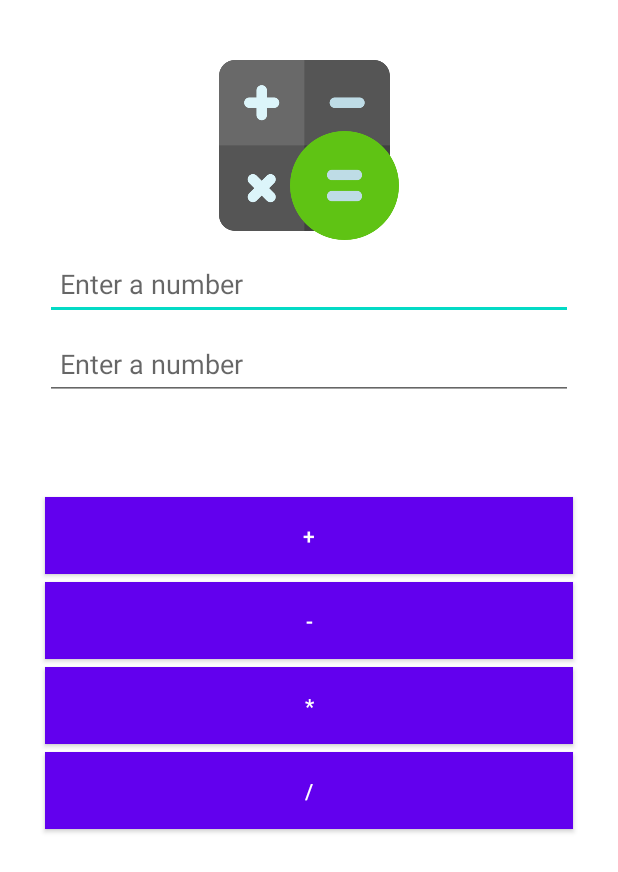
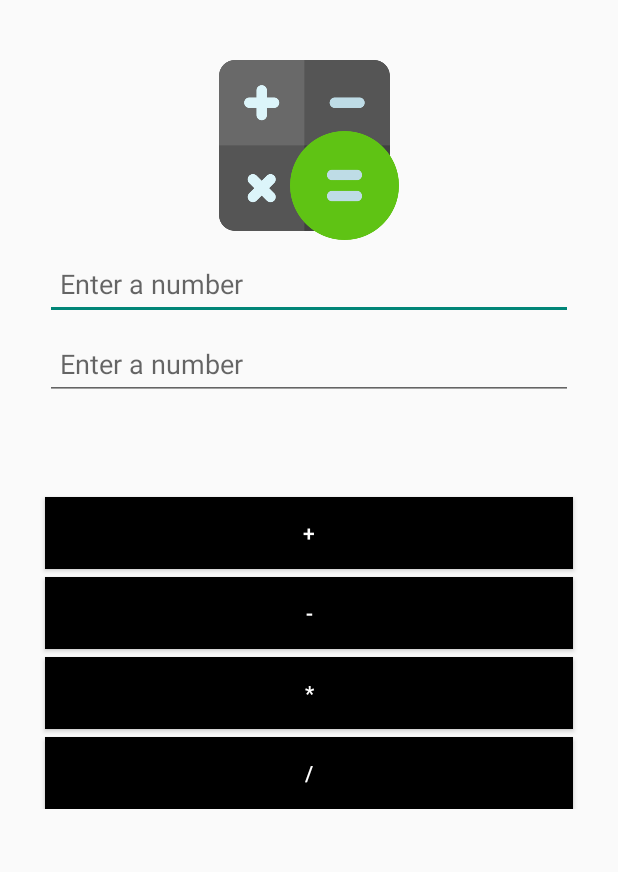
Before and after one commit to viralkumar28/All_Android-Native-, an Android app: the layout activity_main.xml on its own in the app's theme, with its tools: preview values and no code run, on a phone screen of 412 x 824 dp. Shown: the top 872 px of the screen. Run offline under Robolectric (Android 15) with nearby library versions, the phone set to English and light mode, and no system bars.

Commit message:
Calculator theme adjusted

```diff
--- a/app/src/main/res/layout/activity_main.xml
+++ b/app/src/main/res/layout/activity_main.xml
@@ -1,14 +1,15 @@
 <?xml version="1.0" encoding="utf-8"?>
-<LinearLayout xmlns:android="http://schemas.android.com/apk/res/android"
+<ScrollView android:layout_width="match_parent"
+    android:layout_height="match_parent"
     xmlns:app="http://schemas.android.com/apk/res-auto"
     xmlns:tools="http://schemas.android.com/tools"
+    tools:context=".MainActivity"
+    xmlns:android="http://schemas.android.com/apk/res/android">
+<LinearLayout xmlns:android="http://schemas.android.com/apk/res/android"
     android:layout_width="match_parent"
     android:layout_height="match_parent"
     android:layout_marginTop="40dp"
-    android:orientation="vertical"
-    tools:context=".MainActivity">
-
-
+    android:orientation="vertical">
     <ImageView
         android:id="@+id/imageView"
         android:layout_width="140dp"
@@ -57,6 +58,7 @@
         android:layout_width="match_parent"
         android:layout_height="wrap_content"
         android:layout_marginLeft="30dp"
+        android:textColor="@color/white"
         android:layout_marginTop="20dp"
         android:layout_marginRight="30dp"
         android:background="@color/black"
@@ -68,6 +70,7 @@
         android:layout_width="match_parent"
         android:layout_height="wrap_content"
         android:layout_marginLeft="30dp"
+        android:textColor="@color/white"
         android:layout_marginTop="5dp"
         android:layout_marginRight="30dp"
         android:background="@color/black"
@@ -80,6 +83,7 @@
         android:layout_height="wrap_content"
         android:layout_marginLeft="30dp"
         android:layout_marginTop="5dp"
+        android:textColor="@color/white"
         android:layout_marginRight="30dp"
         android:background="@color/black"
         android:padding="10dp"
@@ -90,9 +94,11 @@
         android:layout_width="match_parent"
         android:layout_height="wrap_content"
         android:layout_marginLeft="30dp"
+        android:textColor="@color/white"
         android:layout_marginTop="5dp"
         android:layout_marginRight="30dp"
         android:background="@color/black"
         android:padding="10dp"
         android:text="/" />
 </LinearLayout>
+</ScrollView>
--- a/app/src/main/res/values-night/themes.xml
+++ b/app/src/main/res/values-night/themes.xml
@@ -1,6 +1,6 @@
 <resources xmlns:tools="http://schemas.android.com/tools">
     <!-- Base application theme. -->
-    <style name="Theme.All_Android" parent="Theme.MaterialComponents.DayNight.DarkActionBar">
+    <style name="Theme.All_Android" parent="Theme.AppCompat.Light.NoActionBar">
         <!-- Primary brand color. -->
         <item name="colorPrimary">@color/purple_200</item>
         <item name="colorPrimaryVariant">@color/purple_700</item>
--- a/app/src/main/res/values/themes.xml
+++ b/app/src/main/res/values/themes.xml
@@ -1,6 +1,6 @@
 <resources xmlns:tools="http://schemas.android.com/tools">
     <!-- Base application theme. -->
-    <style name="Theme.All_Android" parent="Theme.MaterialComponents.DayNight.DarkActionBar">
+    <style name="Theme.All_Android" parent="Theme.AppCompat.Light.NoActionBar">
         <!-- Primary brand color. -->
         <item name="colorPrimary">@color/purple_500</item>
         <item name="colorPrimaryVariant">@color/purple_700</item>
```
